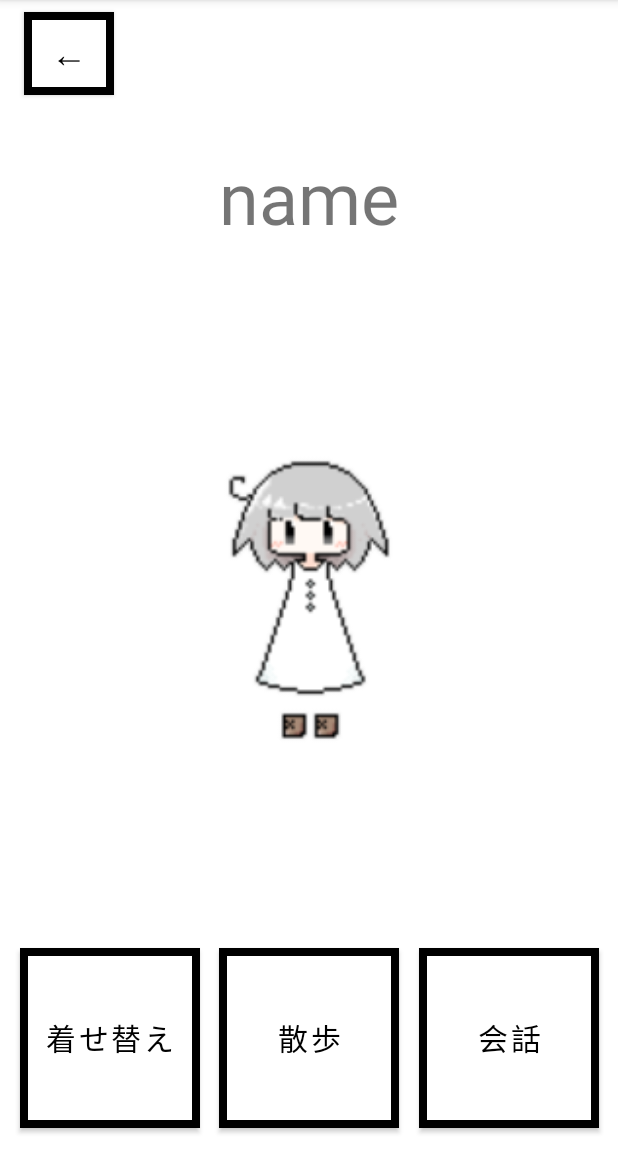
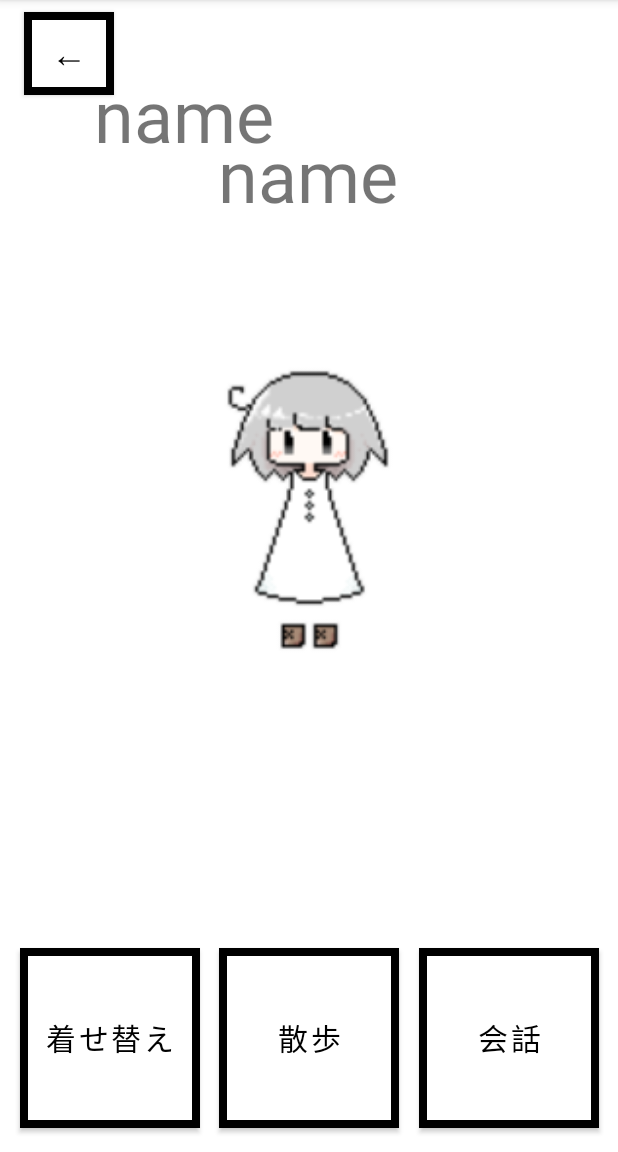
Before and after one commit to gakusei474/MiniSchedule02, an Android app: the CharacterActivity screen opened directly, with no data from a screen before it, on a phone screen of 412 x 824 dp, the part 84-1236 px from its top. Run offline under Robolectric (Android 15) with nearby library versions, the phone set to English and light mode, and no system bars.

Commit message:
櫻田　キャラクター画面　画面遷移2

```diff
--- a/app/src/main/java/com/example/myscheduler/CharacterActivity.kt
+++ b/app/src/main/java/com/example/myscheduler/CharacterActivity.kt
@@ -2,20 +2,61 @@ package com.example.myscheduler
 
 import androidx.appcompat.app.AppCompatActivity
 import android.os.Bundle
+import androidx.fragment.app.Fragment
 import com.example.myscheduler.databinding.ActivityCharacterBinding
 
 class CharacterActivity : AppCompatActivity() {
 
     private lateinit var binding: ActivityCharacterBinding
-
+    private lateinit var name: NameFragment
+    private lateinit var chara: CharacterFragment
+    private lateinit var chara1: CharacterFragment2
+    private lateinit var kisekae: KisekaeFragment
 
     override fun onCreate(savedInstanceState: Bundle?) {
         super.onCreate(savedInstanceState)
         setContentView(R.layout.activity_character)
 
+        //ViewBinding
         binding = ActivityCharacterBinding.inflate(layoutInflater)
         setContentView(binding.root)
 
+        //Characterの名前
+        name = NameFragment()
+        supportFragmentManager.beginTransaction().apply {
+            replace(R.id.nameFreme, name)
+            commit()
+        }
+
+
+        //Characterの画像
+        chara = CharacterFragment()
+        supportFragmentManager.beginTransaction().apply {
+            replace(R.id.characterFreme, chara)
+            addToBackStack(null)
+            commit()
+        }
+
+        /*//備忘録　ボタンタップでCharacter画像（フラグメント）変更
+        chara1 = CharacterFragment2()
+        binding.KisekaeButton.setOnClickListener{
+            supportFragmentManager.beginTransaction().apply {
+                replace(R.id.characterFreme, chara1)
+                addToBackStack(null)
+                commit()
+            }
+        }*/
+
+
+        kisekae = KisekaeFragment()
+        supportFragmentManager.beginTransaction().apply {
+            replace(R.id.kisekaeFreme, kisekae)
+            addToBackStack(null)
+            commit()
+        }
+
+
+        //戻るボタンの処理
         binding.SuchedulerButton.setOnClickListener{finish()}
 
 
@@ -24,4 +65,6 @@ class CharacterActivity : AppCompatActivity() {
 
 
 
+
+
 }
--- /dev/null
+++ b/app/src/main/java/com/example/myscheduler/CharacterFragment.kt
@@ -0,0 +1,59 @@
+package com.example.myscheduler
+
+import android.os.Bundle
+import androidx.fragment.app.Fragment
+import android.view.LayoutInflater
+import android.view.View
+import android.view.ViewGroup
+
+// TODO: Rename parameter arguments, choose names that match
+// the fragment initialization parameters, e.g. ARG_ITEM_NUMBER
+private const val ARG_PARAM1 = "param1"
+private const val ARG_PARAM2 = "param2"
+
+/**
+ * A simple [Fragment] subclass.
+ * Use the [CharacterFragment.newInstance] factory method to
+ * create an instance of this fragment.
+ */
+class CharacterFragment : Fragment() {
+    // TODO: Rename and change types of parameters
+    private var param1: String? = null
+    private var param2: String? = null
+
+    override fun onCreate(savedInstanceState: Bundle?) {
+        super.onCreate(savedInstanceState)
+        arguments?.let {
+            param1 = it.getString(ARG_PARAM1)
+            param2 = it.getString(ARG_PARAM2)
+        }
+    }
+
+    override fun onCreateView(
+        inflater: LayoutInflater, container: ViewGroup?,
+        savedInstanceState: Bundle?
+    ): View? {
+        // Inflate the layout for this fragment
+        return inflater.inflate(R.layout.fragment_character, container, false)
+    }
+
+    companion object {
+        /**
+         * Use this factory method to create a new instance of
+         * this fragment using the provided parameters.
+         *
+         * @param param1 Parameter 1.
+         * @param param2 Parameter 2.
+         * @return A new instance of fragment CharacterFragment.
+         */
+        // TODO: Rename and change types and number of parameters
+        @JvmStatic
+        fun newInstance(param1: String, param2: String) =
+            CharacterFragment().apply {
+                arguments = Bundle().apply {
+                    putString(ARG_PARAM1, param1)
+                    putString(ARG_PARAM2, param2)
+                }
+            }
+    }
+}
--- /dev/null
+++ b/app/src/main/java/com/example/myscheduler/KisekaeFragment.kt
@@ -0,0 +1,92 @@
+package com.example.myscheduler
+
+import android.os.Bundle
+import androidx.fragment.app.Fragment
+import android.view.LayoutInflater
+import android.view.View
+import android.view.ViewGroup
+import android.widget.Button
+import com.example.myscheduler.databinding.FragmentNameBinding
+
+// TODO: Rename parameter arguments, choose names that match
+// the fragment initialization parameters, e.g. ARG_ITEM_NUMBER
+private const val ARG_PARAM1 = "param1"
+private const val ARG_PARAM2 = "param2"
+
+/**
+ * A simple [Fragment] subclass.
+ * Use the [KisekaeFragment.newInstance] factory method to
+ * create an instance of this fragment.
+ */
+class KisekaeFragment : Fragment() {
+    // TODO: Rename and change types of parameters
+    private var param1: String? = null
+    private var param2: String? = null
+    private var _binding: FragmentNameBinding? = null
+    private val binding get () = _binding!!
+
+    override fun onCreate(savedInstanceState: Bundle?) {
+        super.onCreate(savedInstanceState)
+
+        arguments?.let {
+            param1 = it.getString(ARG_PARAM1)
+            param2 = it.getString(ARG_PARAM2)
+        }
+
+
+        /*//戻るボタンの処理
+        binding.kisekaeBackButton.setOnClickListener{
+            getFragmentManager().beginTransaction().remove(this).commit()
+        }*/
+
+        val kisekaeback = view?.findViewById<Button>(R.id.kisekaeBackButton)
+        kisekaeback?.setOnClickListener {
+            activity?.supportFragmentManager?.popBackStack()
+        }
+
+
+    }
+
+    override fun onCreateView(
+        inflater: LayoutInflater, container: ViewGroup?,
+        savedInstanceState: Bundle?
+    ): View? {
+        // Inflate the layout for this fragment
+        _binding = FragmentNameBinding.inflate(inflater,container,false)
+        return binding.root
+    }
+
+    companion object {
+        /**
+         * Use this factory method to create a new instance of
+         * this fragment using the provided parameters.
+         *
+         * @param param1 Parameter 1.
+         * @param param2 Parameter 2.
+         * @return A new instance of fragment KisekaeFragment.
+         */
+        // TODO: Rename and change types and number of parameters
+        @JvmStatic
+        fun newInstance(param1: String, param2: String) =
+            KisekaeFragment().apply {
+                arguments = Bundle().apply {
+                    putString(ARG_PARAM1, param1)
+                    putString(ARG_PARAM2, param2)
+                }
+            }
+    }
+
+
+
+
+
+
+
+
+
+
+
+
+
+
+}
--- /dev/null
+++ b/app/src/main/java/com/example/myscheduler/NameFragment.kt
@@ -0,0 +1,72 @@
+package com.example.myscheduler
+
+import android.os.Bundle
+import androidx.fragment.app.Fragment
+import android.view.LayoutInflater
+import android.view.View
+import android.view.ViewGroup
+import com.example.myscheduler.databinding.FragmentNameBinding
+
+// TODO: Rename parameter arguments, choose names that match
+// the fragment initialization parameters, e.g. ARG_ITEM_NUMBER
+private const val ARG_PARAM1 = "param1"
+private const val ARG_PARAM2 = "param2"
+
+/**
+ * A simple [Fragment] subclass.
+ * Use the [NameFragment.newInstance] factory method to
+ * create an instance of this fragment.
+ */
+class NameFragment : Fragment() {
+    // TODO: Rename and change types of parameters
+    private var param1: String? = null
+    private var param2: String? = null
+    private var _binding:FragmentNameBinding? = null
+    private val binding get () = _binding!!
+
+    override fun onCreate(savedInstanceState: Bundle?) {
+        super.onCreate(savedInstanceState)
+        arguments?.let {
+            param1 = it.getString(ARG_PARAM1)
+            param2 = it.getString(ARG_PARAM2)
+        }
+    }
+
+    override fun onCreateView(
+        inflater: LayoutInflater, container: ViewGroup?,
+        savedInstanceState: Bundle?
+    ): View? {
+        // Inflate the layout for this fragment
+        _binding = FragmentNameBinding.inflate(inflater,container,false)
+        return binding.root
+    }
+
+    override fun onDestroyView(){
+        super.onDestroyView()
+        _binding = null
+    }
+
+    fun setName(Name:String){
+        binding.nameText.text = Name
+    }
+
+    companion object {
+        /**
+         * Use this factory method to create a new instance of
+         * this fragment using the provided parameters.
+         *
+         * @param param1 Parameter 1.
+         * @param param2 Parameter 2.
+         * @return A new instance of fragment NameFragment.
+         */
+        // TODO: Rename and change types and number of parameters
+        @JvmStatic
+        fun newInstance(param1: String, param2: String) =
+            NameFragment().apply {
+                arguments = Bundle().apply {
+                    putString(ARG_PARAM1, param1)
+                    putString(ARG_PARAM2, param2)
+                }
+            }
+    }
+}
--- a/app/src/main/res/layout/activity_character.xml
+++ b/app/src/main/res/layout/activity_character.xml
@@ -4,7 +4,7 @@
     xmlns:tools="http://schemas.android.com/tools"
     android:layout_width="match_parent"
     android:layout_height="match_parent"
-    tools:context=".character">
+    tools:context=".CharacterActivity">
 
     <Button
         android:id="@+id/SuchedulerButton"
@@ -17,28 +17,6 @@
         android:textColor="@color/black"
         android:textSize="24sp"
         app:backgroundTint="@null"
-        app:layout_constraintStart_toStartOf="parent"
-        app:layout_constraintTop_toTopOf="parent" />
-
-    <ImageView
-        android:id="@+id/CharacterImageView"
-        android:layout_width="140dp"
-        android:layout_height="250dp"
-        app:layout_constraintBottom_toBottomOf="parent"
-        app:layout_constraintEnd_toEndOf="parent"
-        app:layout_constraintStart_toStartOf="parent"
-        app:layout_constraintTop_toTopOf="parent"
-        app:srcCompat="@drawable/yotei" />
-
-    <TextView
-        android:id="@+id/CharacterNameText"
-        android:layout_width="wrap_content"
-        android:layout_height="wrap_content"
-        android:text="@string/nametext"
-        android:textAlignment="center"
-        android:textSize="48sp"
-        app:layout_constraintBottom_toTopOf="@+id/CharacterImageView"
-        app:layout_constraintEnd_toEndOf="parent"
         app:layout_constraintStart_toStartOf="parent"
         app:layout_constraintTop_toTopOf="parent" />
 
@@ -87,4 +65,43 @@
         app:layout_constraintHorizontal_bias="0.5"
         app:layout_constraintStart_toEndOf="@+id/SanpoButton" />
 
+    <FrameLayout
+        android:id="@+id/kisekaeFreme"
+        android:layout_width="383dp"
+        android:layout_height="690dp"
+        app:layout_constraintBottom_toBottomOf="parent"
+        app:layout_constraintEnd_toEndOf="parent"
+        app:layout_constraintStart_toStartOf="parent"
+        app:layout_constraintTop_toTopOf="parent">
+
+    </FrameLayout>
+
+    <FrameLayout
+        android:id="@+id/nameFreme"
+        android:layout_width="180dp"
+        android:layout_height="120dp"
+        android:layout_marginStart="32dp"
+        android:layout_marginEnd="32dp"
+        app:layout_constraintBottom_toTopOf="@+id/SanpoButton"
+        app:layout_constraintEnd_toEndOf="parent"
+        app:layout_constraintHorizontal_bias="0.496"
+        app:layout_constraintStart_toStartOf="parent"
+        app:layout_constraintTop_toTopOf="parent"
+        app:layout_constraintVertical_bias="0.155">
+
+    </FrameLayout>
+
+    <FrameLayout
+        android:id="@+id/characterFreme"
+        android:layout_width="140dp"
+        android:layout_height="250dp"
+        app:layout_constraintBottom_toTopOf="@+id/SanpoButton"
+        app:layout_constraintEnd_toEndOf="parent"
+        app:layout_constraintHorizontal_bias="0.497"
+        app:layout_constraintStart_toStartOf="parent"
+        app:layout_constraintTop_toBottomOf="@+id/nameFreme"
+        app:layout_constraintVertical_bias="0.0">
+
+    </FrameLayout>
+
 </androidx.constraintlayout.widget.ConstraintLayout>
--- /dev/null
+++ b/app/src/main/res/layout/fragment_character.xml
@@ -0,0 +1,20 @@
+<?xml version="1.0" encoding="utf-8"?>
+<androidx.constraintlayout.widget.ConstraintLayout xmlns:android="http://schemas.android.com/apk/res/android"
+    xmlns:app="http://schemas.android.com/apk/res-auto"
+    xmlns:tools="http://schemas.android.com/tools"
+    android:id="@+id/defaultCharacter"
+    android:layout_width="wrap_content"
+    android:layout_height="wrap_content"
+    tools:context=".CharacterFragment">
+
+    <ImageView
+        android:id="@+id/characterImageView"
+        android:layout_width="140dp"
+        android:layout_height="250dp"
+        android:contentDescription="@string/キャラクター"
+        app:layout_constraintBottom_toBottomOf="parent"
+        app:layout_constraintEnd_toEndOf="parent"
+        app:layout_constraintStart_toStartOf="parent"
+        app:layout_constraintTop_toTopOf="parent"
+        app:srcCompat="@drawable/yotei" />
+</androidx.constraintlayout.widget.ConstraintLayout>
--- /dev/null
+++ b/app/src/main/res/layout/fragment_name.xml
@@ -0,0 +1,21 @@
+<?xml version="1.0" encoding="utf-8"?>
+<androidx.constraintlayout.widget.ConstraintLayout xmlns:android="http://schemas.android.com/apk/res/android"
+    xmlns:app="http://schemas.android.com/apk/res-auto"
+    xmlns:tools="http://schemas.android.com/tools"
+    android:id="@+id/nameFrame"
+    android:layout_width="wrap_content"
+    android:layout_height="wrap_content"
+    tools:context=".NameFragment">
+
+    <TextView
+        android:id="@+id/nameText"
+        android:layout_width="wrap_content"
+        android:layout_height="wrap_content"
+        android:text="@string/nametext"
+        android:textAlignment="center"
+        android:textSize="48sp"
+        app:layout_constraintBottom_toBottomOf="parent"
+        app:layout_constraintEnd_toEndOf="parent"
+        app:layout_constraintStart_toStartOf="parent"
+        app:layout_constraintTop_toTopOf="parent" />
+</androidx.constraintlayout.widget.ConstraintLayout>
--- a/app/src/main/res/values/strings.xml
+++ b/app/src/main/res/values/strings.xml
@@ -20,10 +20,11 @@
     <string name="select_time_text">時間選択</string>
     <string name="save_text">保存</string>
     <string name="delete_text">削除</string>
-    <string name="nametext"><U>　name　</U></string>
+    <string name="nametext"><U>　name　</U></string>      <!-- ここにはあとで変数name（キャラクター名）に変える-->
     <string name="schedule_back">←</string>
     <string name="kisekae">着せ替え</string>
     <string name="sanpo">散歩</string>
     <string name="kaiwa">会話</string>
-    <string name="CharacterButton">→</string>
+    <string name="CharacterButton"><B>→</B></string>
+    <string name="キャラクター"></string>
 </resources>
```
Also changed, not shown: app/src/main/java/com/example/myscheduler/CharacterFragment2.kt (added, +59 -0 lines), app/src/main/res/layout/fragment_character2.xml (added, +21 -0 lines), app/src/main/res/layout/fragment_kisekae.xml (added, +29 -0 lines), app/src/main/res/drawable/yotei1.png (added).
